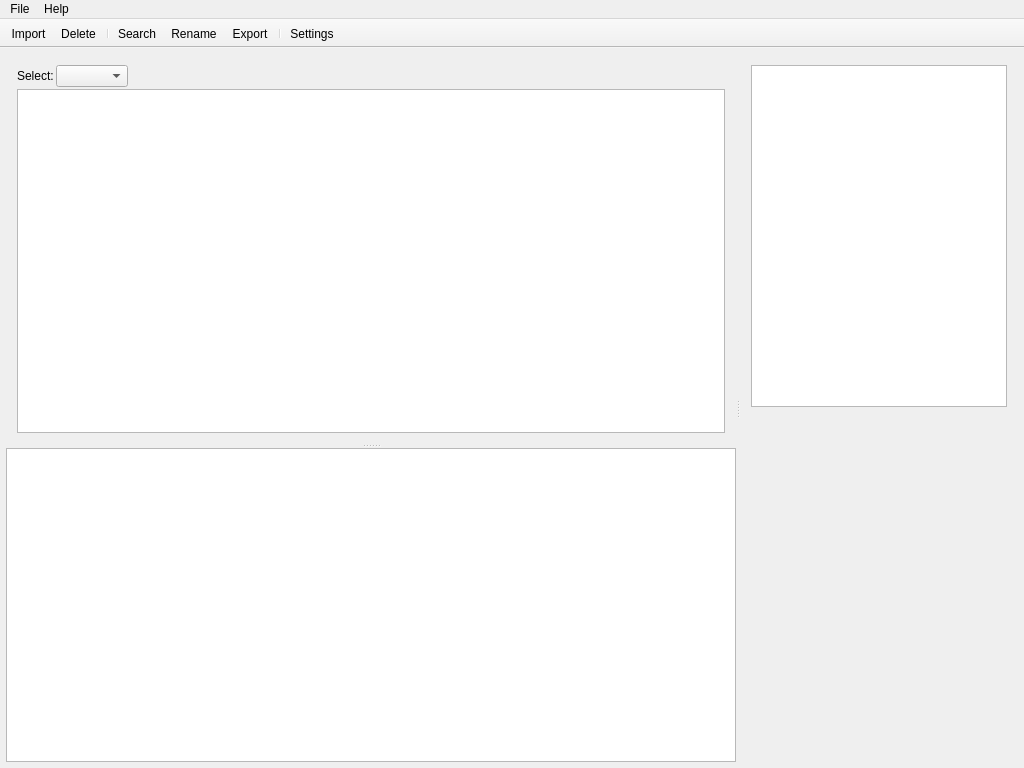
This is src/gui/mainwindow.ui in alorence/tym as Qt 5 draws it before an edit. The edited form follows.
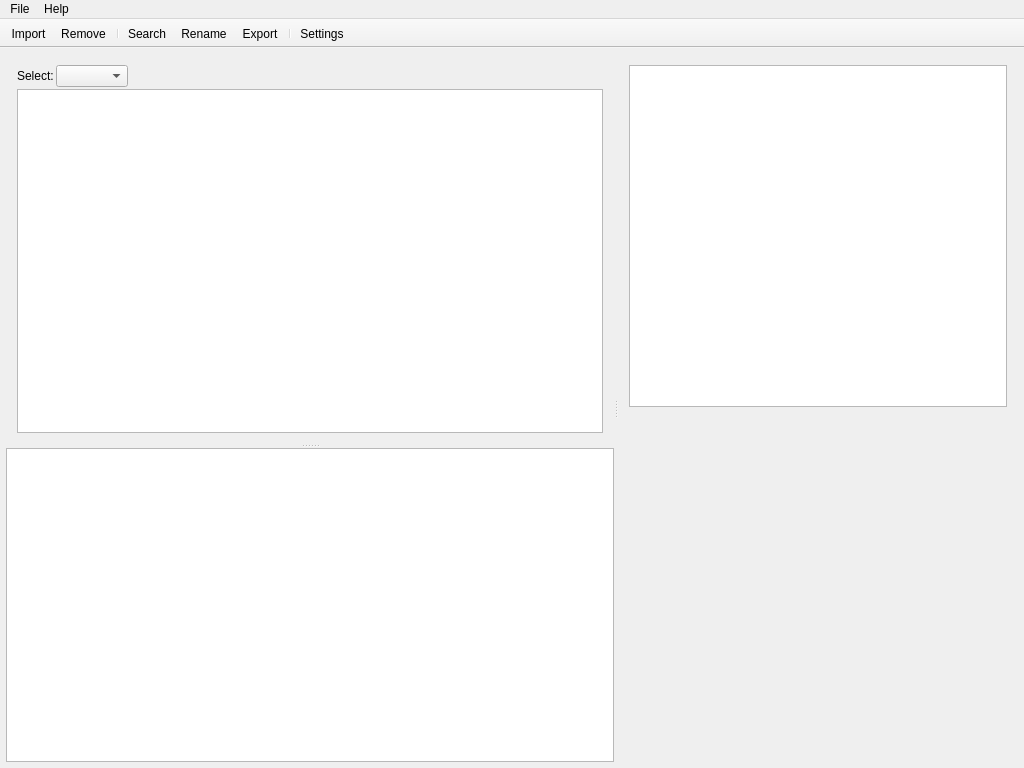
This is the edited form. Icons and pictures are not drawn. Custom widgets are drawn as their Qt base class.

Commit message: (main) Fix window properties

```diff
--- a/src/gui/mainwindow.ui
+++ b/src/gui/mainwindow.ui
@@ -42,7 +42,7 @@
       <widget class="QSplitter" name="horizontalSplitter">
        <property name="sizePolicy">
         <sizepolicy hsizetype="Expanding" vsizetype="Preferred">
-         <horstretch>1</horstretch>
+         <horstretch>0</horstretch>
          <verstretch>0</verstretch>
         </sizepolicy>
        </property>
@@ -239,7 +239,7 @@
     <bool>false</bool>
    </attribute>
    <addaction name="actionImport"/>
-   <addaction name="actionLibraryDelete"/>
+   <addaction name="actionRemove"/>
    <addaction name="separator"/>
    <addaction name="actionSearch"/>
    <addaction name="actionRename"/>
@@ -304,16 +304,16 @@
     <string>Ctrl+S</string>
    </property>
   </action>
-  <action name="actionLibraryDelete">
+  <action name="actionRemove">
    <property name="icon">
     <iconset resource="../../resources/resources.qrc">
      <normaloff>:/img/actions/delete</normaloff>:/img/actions/delete</iconset>
    </property>
    <property name="text">
-    <string>Delete</string>
+    <string>Remove</string>
    </property>
    <property name="toolTip">
-    <string>Delete selected tracks from library</string>
+    <string>Remove selected tracks from library</string>
    </property>
    <property name="shortcut">
     <string>Ctrl+D</string>
```
The commit also changes 2 other files.
